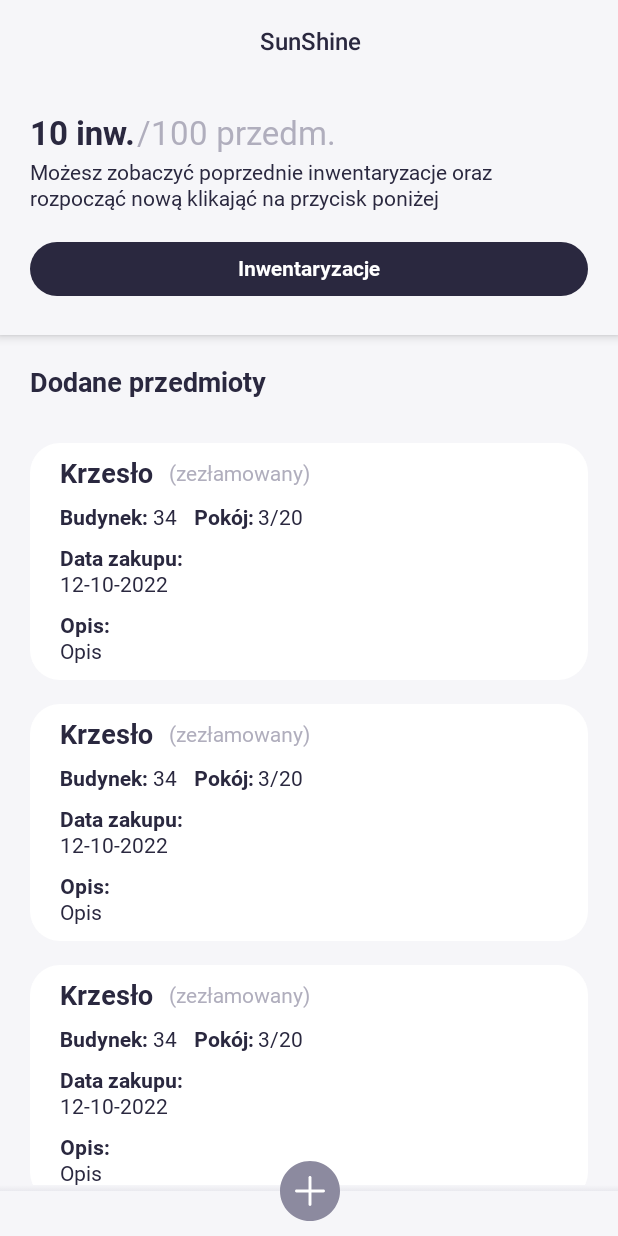
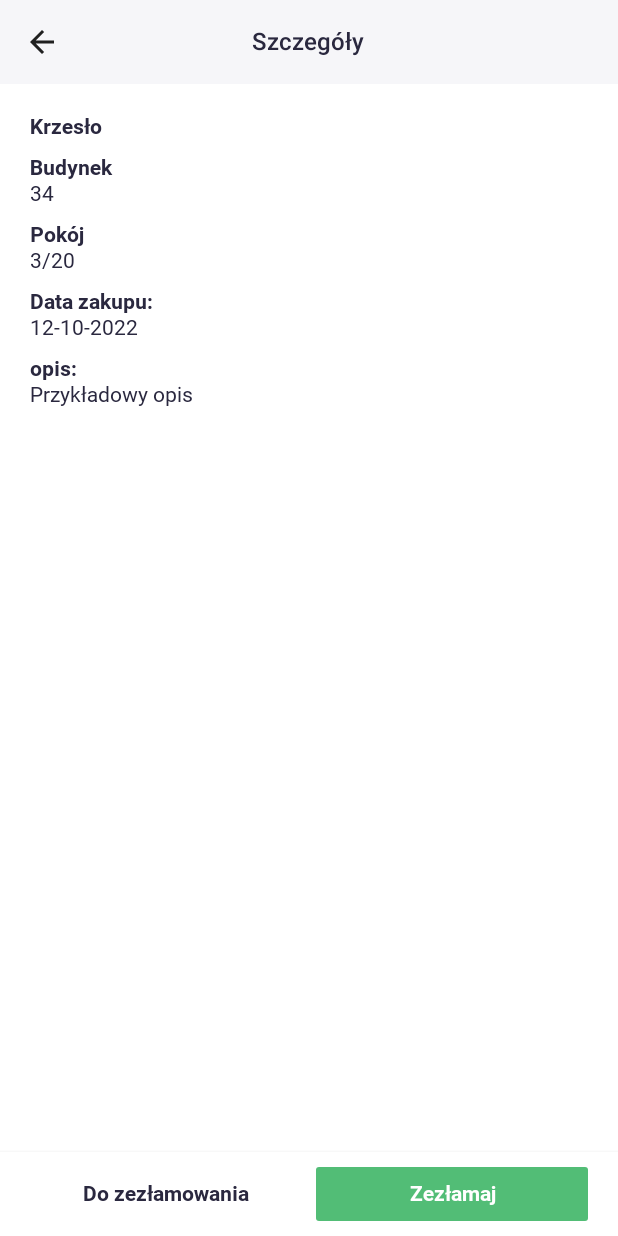
Before and after one commit to FunnyCPP/SunShine-android, an Android app built with Jetpack Compose: the screen it shows after launch (MainActivity), after a tap on "Krzesło", on a phone screen of 412 x 824 dp. Run offline under Robolectric (Android 15) with nearby library versions, the phone set to English and light mode, and no system bars.

```diff
--- a/app/src/main/java/com/kiienkoromaniuk/sunshineandroid/MainActivity.kt
+++ b/app/src/main/java/com/kiienkoromaniuk/sunshineandroid/MainActivity.kt
@@ -11,6 +11,7 @@ import com.google.android.material.datepicker.MaterialDatePicker
 import com.google.android.material.datepicker.MaterialDatePicker.INPUT_MODE_CALENDAR
 import com.kiienkoromaniuk.sunshineandroid.ui.additemscreen.composable.AddItemScreen
 import com.kiienkoromaniuk.sunshineandroid.ui.additemscreen.helper.DateHelper
+import com.kiienkoromaniuk.sunshineandroid.ui.itemdatails.composable.ItemDetailsScreen
 import com.kiienkoromaniuk.sunshineandroid.ui.mainscreen.composable.MainScreen
 import com.kiienkoromaniuk.sunshineandroid.view.theme.BrandTheme
 
@@ -29,6 +30,7 @@ class MainActivity : AppCompatActivity() {
                             showDatePicker = this@MainActivity::showDatePicker,
                         )
                     }
+                    composable("itemdetails") { ItemDetailsScreen(navController = navController)}
                 }
             }
         }
--- /dev/null
+++ b/app/src/main/java/com/kiienkoromaniuk/sunshineandroid/ui/itemdatails/composable/ItemDetailsActionButons.kt
@@ -0,0 +1,78 @@
+package com.kiienkoromaniuk.sunshineandroid.ui.itemdatails.composable
+
+import androidx.compose.foundation.ExperimentalFoundationApi
+import androidx.compose.foundation.layout.Box
+import androidx.compose.foundation.layout.Row
+import androidx.compose.foundation.layout.Spacer
+import androidx.compose.foundation.layout.fillMaxHeight
+import androidx.compose.foundation.layout.fillMaxWidth
+import androidx.compose.foundation.layout.height
+import androidx.compose.foundation.layout.padding
+import androidx.compose.foundation.layout.width
+import androidx.compose.material.Surface
+import androidx.compose.runtime.Composable
+import androidx.compose.ui.Alignment
+import androidx.compose.ui.Modifier
+import androidx.compose.ui.res.stringResource
+import androidx.compose.ui.text.style.TextAlign
+import androidx.compose.ui.unit.dp
+import com.kiienkoromaniuk.sunshineandroid.R
+import com.kiienkoromaniuk.sunshineandroid.view.button.G400Button
+import com.kiienkoromaniuk.sunshineandroid.view.extensions.clickable
+import com.kiienkoromaniuk.sunshineandroid.view.extensions.topShadow
+import com.kiienkoromaniuk.sunshineandroid.view.text.BoldCopyText
+import com.kiienkoromaniuk.sunshineandroid.view.theme.BrandTheme
+
+private const val ACTION_BUTTON_WEIGHT = 1F
+
+@ExperimentalFoundationApi
+@Composable
+fun ItemDetailsActionButtons(
+    onBackPressed: () -> Unit,
+    onSubmitClicked: () -> Unit,
+    modifier: Modifier,
+) {
+    Surface(
+        elevation = BrandTheme.dimensions.verySmall,
+        modifier = modifier
+            .padding(top = BrandTheme.dimensions.normal)
+            .fillMaxWidth()
+            .topShadow(),
+    ) {
+        Row(
+            modifier = Modifier
+                .fillMaxWidth()
+                .height(56.dp)
+                .padding(
+                    horizontal = BrandTheme.dimensions.extraLarge,
+                    vertical = BrandTheme.dimensions.normal,
+                ),
+            verticalAlignment = Alignment.CenterVertically,
+        ) {
+            Box(
+                modifier = Modifier
+                    .fillMaxHeight()
+                    .weight(ACTION_BUTTON_WEIGHT)
+                    .clickable(
+                        withIndication = false,
+                        onClick = onBackPressed,
+                    ),
+                contentAlignment = Alignment.Center,
+            ) {
+                BoldCopyText(
+                    text = "Do zezłamowania",
+                    textAlign = TextAlign.Center,
+                )
+            }
+            Spacer(modifier = Modifier.width(BrandTheme.dimensions.normal))
+            G400Button(
+                radius = 2.dp,
+                text = "Zezłamaj",
+                modifier = Modifier
+                    .fillMaxHeight()
+                    .weight(ACTION_BUTTON_WEIGHT),
+                onButtonClicked = onSubmitClicked,
+            )
+        }
+    }
+}
--- /dev/null
+++ b/app/src/main/java/com/kiienkoromaniuk/sunshineandroid/ui/itemdatails/composable/ItemDetailsScreen.kt
@@ -0,0 +1,70 @@
+package com.kiienkoromaniuk.sunshineandroid.ui.itemdatails.composable
+
+import androidx.compose.foundation.ExperimentalFoundationApi
+import androidx.compose.foundation.background
+import androidx.compose.foundation.layout.Box
+import androidx.compose.foundation.layout.Column
+import androidx.compose.foundation.layout.Spacer
+import androidx.compose.foundation.layout.fillMaxSize
+import androidx.compose.foundation.layout.height
+import androidx.compose.foundation.layout.padding
+import androidx.compose.material.Scaffold
+import androidx.compose.runtime.Composable
+import androidx.compose.ui.Alignment
+import androidx.compose.ui.Modifier
+import androidx.compose.ui.unit.dp
+import androidx.navigation.NavController
+import com.kiienkoromaniuk.sunshineandroid.view.composable.TopBar
+import com.kiienkoromaniuk.sunshineandroid.view.text.BoldCopyText
+import com.kiienkoromaniuk.sunshineandroid.view.text.CopyText
+import com.kiienkoromaniuk.sunshineandroid.view.theme.BrandTheme
+
+@ExperimentalFoundationApi
+@Composable
+fun ItemDetailsScreen(
+    navController: NavController,
+) {
+    Scaffold { paddingValues ->
+        Box(
+            modifier = Modifier
+                .padding(paddingValues)
+                .fillMaxSize(),
+        ) {
+            Column(
+                modifier = Modifier.padding(bottom = 70.dp),
+            ) {
+                TopBar(
+                    title = "Szczegóły",
+                    onNavigateBack = navController::navigateUp,
+                    modifier = Modifier
+                        .background(BrandTheme.colors.N100)
+                        .padding(end = BrandTheme.dimensions.normal),
+                )
+                Column(
+                    modifier = Modifier.padding(20.dp),
+                ) {
+                    BoldCopyText(text = "Krzesło")
+                    Spacer(modifier = Modifier.height(BrandTheme.dimensions.normal))
+                    BoldCopyText(text = "Budynek")
+                    CopyText(text = "34")
+                    Spacer(modifier = Modifier.height(BrandTheme.dimensions.normal))
+                    BoldCopyText(text = "Pokój")
+                    CopyText(text = "3/20")
+                    Spacer(modifier = Modifier.height(BrandTheme.dimensions.normal))
+                    BoldCopyText(text = "Data zakupu:")
+                    CopyText(text = "12-10-2022")
+                    Spacer(modifier = Modifier.height(BrandTheme.dimensions.normal))
+                    BoldCopyText(text = "opis:")
+                    CopyText(text = "Przykładowy opis")
+                }
+            }
+            ItemDetailsActionButtons(
+                onBackPressed = navController::navigateUp,
+                onSubmitClicked = {
+                    // TODO
+                },
+                modifier = Modifier.align(Alignment.BottomCenter),
+            )
+        }
+    }
+}
--- a/app/src/main/java/com/kiienkoromaniuk/sunshineandroid/ui/mainscreen/composable/MainScreen.kt
+++ b/app/src/main/java/com/kiienkoromaniuk/sunshineandroid/ui/mainscreen/composable/MainScreen.kt
@@ -115,7 +115,7 @@ fun MainScreen(
                             scrappingDate = "nie zezłamowany",
                             description = "Opis",
                         ),
-                        onClick = { /*TODO*/ },
+                        onClick = { navController.navigate("itemdetails") },
                     )
                 }
             },
```
